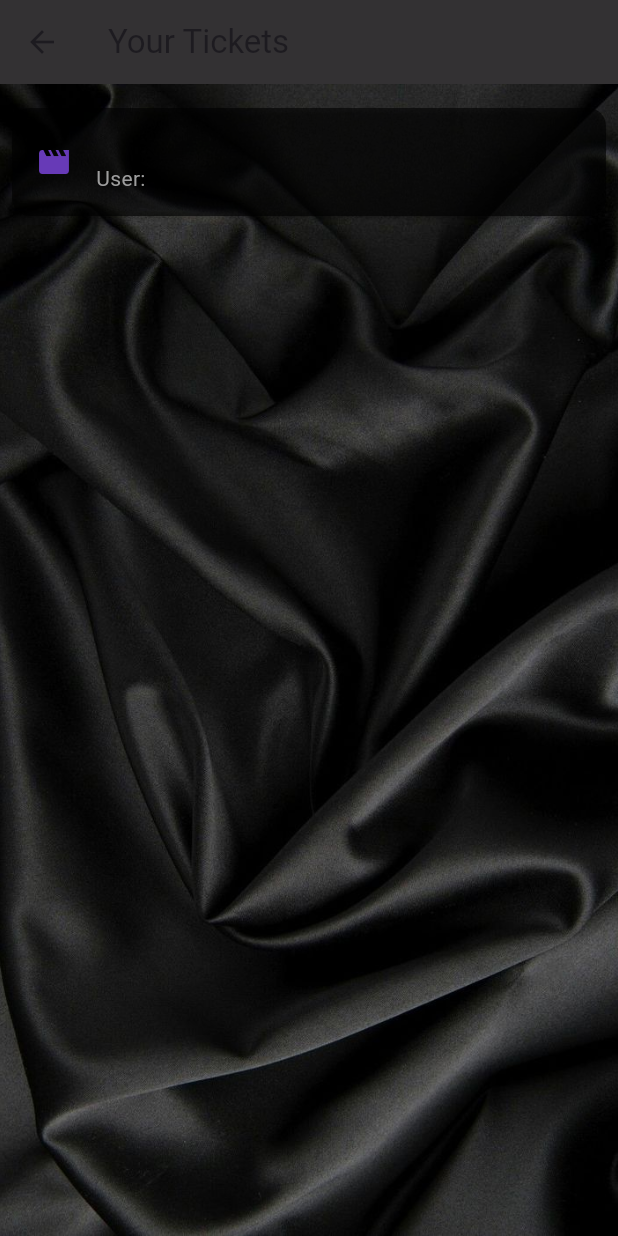
After one commit to M0hammedK/FSP, a Flutter app: the TicketsPage screen opened by its route, on a phone screen of 412 x 824 dp. The commit adds this screen. Run offline on Flutter 3.47's test engine with Material 3 defaults, Android fonts, the phone set to English and light mode, and no system bars; our stand-ins replace image_picker.

Commit message:
Added tickets based on user's email
admin tickets not complete

```diff
--- a/lib/Home.dart
+++ b/lib/Home.dart
@@ -1,4 +1,5 @@
 import 'package:flutter/material.dart';
+import 'package:untitled1/TicketsPage.dart';
 import 'package:untitled1/adminpage.dart';
 import 'movie_data.dart';
 import 'moviepage.dart';
@@ -84,7 +85,7 @@ class _Home extends State<Home> {
                                   Navigator.push(
                                     context,
                                     MaterialPageRoute(
-                                        builder: (context) => const Home()),
+                                        builder: (context) => const TicketsPage()),
                                   );
                                 },
                               )
--- /dev/null
+++ b/lib/TicketsPage.dart
@@ -0,0 +1,67 @@
+import 'package:flutter/material.dart';
+import 'movie_data.dart';
+import 'sign_up.dart';
+
+class TicketsPage extends StatelessWidget {
+  const TicketsPage({Key? key}) : super(key: key);
+
+  @override
+  Widget build(BuildContext context) {
+    final MovieData movieData = MovieData();
+    final userEmail = sign_up.email.text.trim();
+
+    // Filter tickets for the logged-in user
+    final userTickets = movieData.Tickets
+        .where((ticket) => ticket['userEmail'] == userEmail)
+        .toList();
+
+    return Scaffold(
+      appBar: AppBar(
+        title: const Text('Your Tickets'),
+        backgroundColor: Colors.black.withOpacity(0.8),
+      ),
+      body: Stack(
+        children: [
+          Positioned.fill(
+            child: Image.asset(
+              "images/backgroundblack.jpg",
+              fit: BoxFit.cover,
+            ),
+          ),
+          userTickets.isEmpty
+              ? const Center(
+            child: Text(
+              'No tickets yet!',
+              style: TextStyle(fontSize: 20, color: Colors.white),
+            ),
+          )
+              : ListView.builder(
+            padding: const EdgeInsets.all(8.0),
+            itemCount: userTickets.length,
+            itemBuilder: (context, index) {
+              final ticket = userTickets[index];
+              return Card(
+                color: Colors.black.withOpacity(0.6),
+                margin: const EdgeInsets.symmetric(vertical: 8.0),
+                child: ListTile(
+                  leading: const Icon(
+                    Icons.movie,
+                    color: Colors.deepPurple,
+                  ),
+                  title: Text(
+                    ticket['title'],
+                    style: const TextStyle(color: Colors.white),
+                  ),
+                  subtitle: Text(
+                    'User: ${ticket['userEmail']}',
+                    style: const TextStyle(color: Colors.grey),
+                  ),
+                ),
+              );
+            },
+          ),
+        ],
+      ),
+    );
+  }
+}
--- a/lib/main.dart
+++ b/lib/main.dart
@@ -9,12 +9,16 @@ import 'package:untitled1/moviepage.dart';
 import 'package:untitled1/paymentpage.dart';
 import 'package:image/image.dart' as img;
 
+import 'TicketsPage.dart';
+
+
 void main() {
   runApp(const MyApp());
 }
 
 class MyApp extends StatefulWidget {
   const MyApp({super.key});
+
 
   // This widget is the root of your application.
   @override
@@ -36,6 +40,7 @@ class _MyAppState extends State<MyApp> {
         'home': (context) => Home(),
         'sign_in': (context) => sing_in(),
         'adminpage': (context) => AdminPage(),
+        'TicketsPage': (context) => TicketsPage(),
       },
       home: Home(),
     );
--- a/lib/movie_data.dart
+++ b/lib/movie_data.dart
@@ -54,4 +54,14 @@ class MovieData {
       'rating': 8.0,
     },
   ];
+
+
+  List<Map<String, dynamic>> Tickets= [
+
+    {
+      'title':''
+      ,
+      'userEmail':''
+    }
+  ];
 }
--- a/lib/moviepage.dart
+++ b/lib/moviepage.dart
@@ -111,7 +111,7 @@ class moviepage extends StatelessWidget {
                         style: const ButtonStyle(backgroundColor: WidgetStatePropertyAll(Colors.deepPurple)),
                         onPressed: () {
                           (sign_up.username.text != "")?
-                          Navigator.push( context, MaterialPageRoute(builder: (context) => paymentpage(title: title, posterUrl: posterUrl,),),)
+                          Navigator.push( context, MaterialPageRoute(builder: (context) => paymentpage(title: title, posterUrl: posterUrl,email:sign_up.email.text),),)
                               :
                             Navigator.pushNamed(context, 'sign_in');
                         },
--- a/lib/paymentpage.dart
+++ b/lib/paymentpage.dart
@@ -1,13 +1,18 @@
 import 'package:flutter/material.dart';
+import './movie_data.dart';
+import 'sign_up.dart';
+import 'sign_in.dart';
 
 class paymentpage extends StatefulWidget {
+  final MovieData movieData = MovieData(); // Reference the singleton
+
   final String title;
   final String posterUrl;
 
-  const paymentpage({
+   paymentpage({
     Key? key,
     required this.title,
-    required this.posterUrl,
+    required this.posterUrl, required String email,
       }) : super(key: key);
 
   @override
@@ -66,7 +71,8 @@ class _paymentpageState extends State<paymentpage> {
                 },
               ),
               const SizedBox(height: 30),
-              ElevatedButton(onPressed: () {
+          ElevatedButton(
+            onPressed: () {
               if (_formKey.currentState!.validate()) {
                 setState(() {
                   _isLoading = true;
@@ -76,10 +82,19 @@ class _paymentpageState extends State<paymentpage> {
                   setState(() {
                     _isLoading = false;
                   });
-                    // Show success message or navigate to confirmation page
+
+                  // Add the ticket to MovieData
+                  MovieData().Tickets.add({
+                    'title': widget.title, // Movie title
+                    'userEmail': sign_up.email.text, // User email from sign_up
+                  });
+
+                  // Show success message
                   ScaffoldMessenger.of(context).showSnackBar(
-                      const SnackBar(content: Text('Payment Successful!')),
+                    const SnackBar(content: Text('Payment Successful! Ticket added.')),
                   );
+
+                  // Navigate back or to another page (if needed)
                 });
               }
             },
```
Lines whose indentation alone changed are shown as unchanged.
